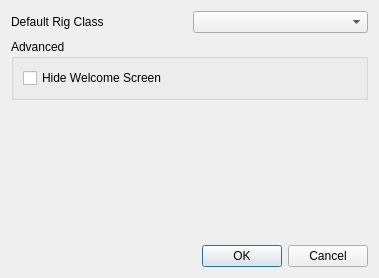
First picture: the form in python/omtk/qt_widgets/ui/preferences_window.ui, repository renaudll/omtk, before the edit.
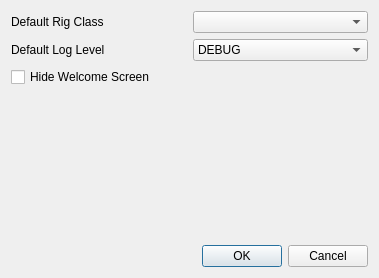
Second picture: the form after the edit.

Diff of the .ui file:
```diff
--- a/python/omtk/qt_widgets/ui/preferences_window.ui
+++ b/python/omtk/qt_widgets/ui/preferences_window.ui
@@ -13,7 +13,7 @@
   <property name="windowTitle">
    <string>OMTK - Preferences</string>
   </property>
-  <layout class="QVBoxLayout" name="verticalLayout_2">
+  <layout class="QVBoxLayout" name="verticalLayout">
    <item>
     <layout class="QGridLayout" name="gridLayout">
      <item row="0" column="0">
@@ -23,27 +23,47 @@
        </property>
       </widget>
      </item>
+     <item row="1" column="1">
+      <widget class="QComboBox" name="comboBox_logLevel">
+       <item>
+        <property name="text">
+         <string>DEBUG</string>
+        </property>
+       </item>
+       <item>
+        <property name="text">
+         <string>INFO</string>
+        </property>
+       </item>
+       <item>
+        <property name="text">
+         <string>WARNING</string>
+        </property>
+       </item>
+       <item>
+        <property name="text">
+         <string>ERROR</string>
+        </property>
+       </item>
+      </widget>
+     </item>
+     <item row="1" column="0">
+      <widget class="QLabel" name="label_2">
+       <property name="text">
+        <string>Default Log Level</string>
+       </property>
+      </widget>
+     </item>
      <item row="0" column="1">
       <widget class="QComboBox" name="comboBox"/>
      </item>
     </layout>
    </item>
    <item>
-    <widget class="QGroupBox" name="groupBox">
-     <property name="title">
-      <string>Advanced</string>
+    <widget class="QCheckBox" name="checkBox">
+     <property name="text">
+      <string>Hide Welcome Screen</string>
      </property>
-     <layout class="QVBoxLayout" name="verticalLayout">
-      <item>
-       <widget class="QCheckBox" name="checkBox">
-        <property name="text">
-         <string>Hide Welcome Screen</string>
-        </property>
-       </widget>
-      </item>
-     </layout>
-     <zorder>checkBox</zorder>
-     <zorder>checkBox</zorder>
     </widget>
    </item>
    <item>
```
